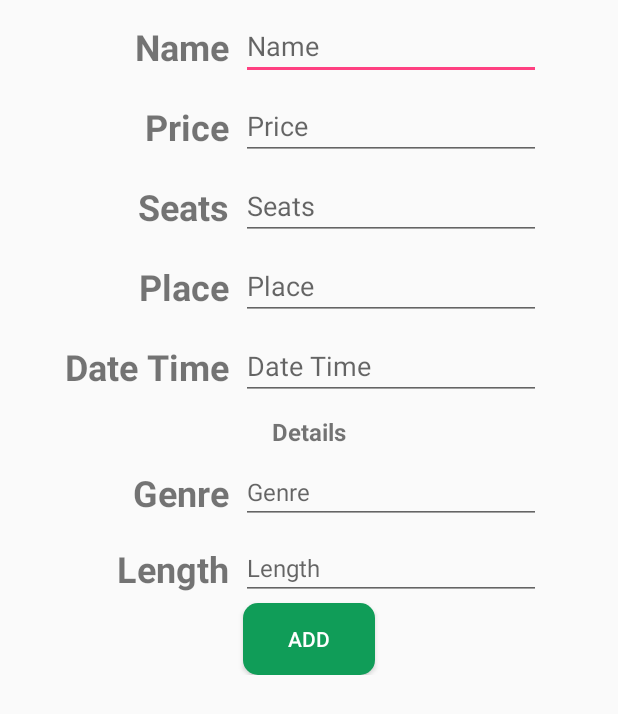
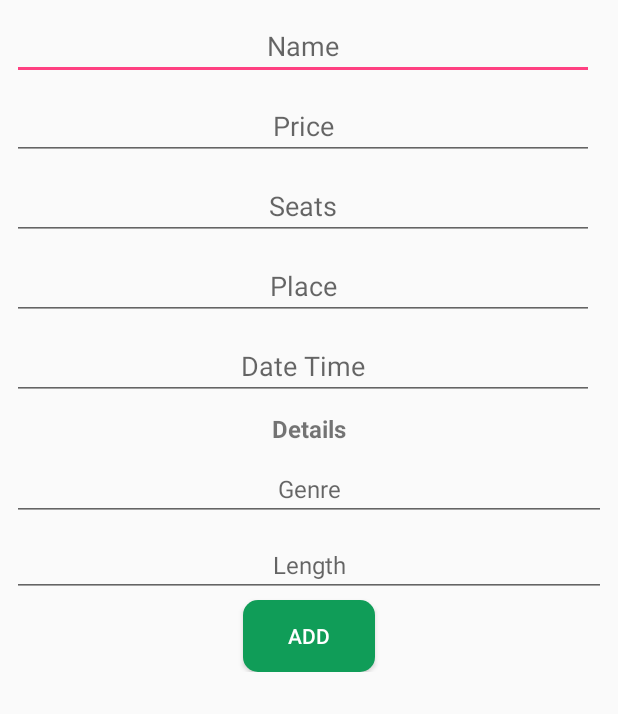
Before and after one commit to imhashir/tick-it-admin, an Android app: the layout fragment_ticket_movie.xml on its own in the app's theme, with its tools: preview values and no code run, on a phone screen of 412 x 824 dp. Shown: the top 714 px of the screen. Run offline under Robolectric (Android 15) with nearby library versions, the phone set to English and light mode, and no system bars.

Commit message:
[Admin] Changed input types and style

```diff
--- a/app/src/main/res/layout/fragment_ticket_all.xml
+++ b/app/src/main/res/layout/fragment_ticket_all.xml
@@ -2,82 +2,45 @@
 <android.support.constraint.ConstraintLayout
     xmlns:android="http://schemas.android.com/apk/res/android"
     xmlns:app="http://schemas.android.com/apk/res-auto"
-    android:layout_width="wrap_content"
+    android:layout_width="match_parent"
     android:layout_height="wrap_content"
     android:layout_gravity="center">
-
-    <TextView
-        android:id="@+id/id_text_name"
-        style="@style/TextStyle"
-        android:layout_height="wrap_content"
-        android:layout_width="wrap_content"
-        android:layout_marginBottom="8dp"
-        android:layout_marginEnd="8dp"
-        android:layout_marginTop="8dp"
-        android:text="Name"
-        app:layout_constraintBottom_toBottomOf="@+id/id_input_name"
-        app:layout_constraintEnd_toStartOf="@+id/id_input_name"
-        app:layout_constraintTop_toTopOf="@+id/id_input_name"
-        android:layout_marginRight="8dp"/>
-
     <EditText
         android:id="@+id/id_input_name"
         android:textAppearance="@style/TicketInputStyle"
         android:layout_height="wrap_content"
-        android:layout_width="200dp"
+        android:layout_width="match_parent"
         android:layout_marginEnd="8dp"
+        android:textAlignment="center"
         android:hint="Name"
         android:textSize="18dp"
+        android:inputType="text"
         app:layout_constraintEnd_toEndOf="parent"
-        android:layout_marginRight="8dp"/>
-
-    <TextView
-        android:id="@+id/id_text_price"
-        android:layout_width="wrap_content"
-        android:layout_height="wrap_content"
-        android:layout_marginBottom="8dp"
-        android:layout_marginEnd="8dp"
-        android:layout_marginTop="8dp"
-        style="@style/TextStyle"
-        android:text="Price"
-        app:layout_constraintBottom_toBottomOf="@+id/id_input_price"
-        app:layout_constraintEnd_toStartOf="@+id/id_input_price"
-        app:layout_constraintTop_toTopOf="@+id/id_input_price"
         android:layout_marginRight="8dp"/>
 
     <EditText
         android:id="@+id/id_input_price"
         style="@style/TicketInputStyle"
         android:layout_height="wrap_content"
-        android:layout_width="200dp"
+        android:layout_width="match_parent"
+        android:textAlignment="center"
         android:layout_marginEnd="8dp"
         android:layout_marginTop="8dp"
         android:hint="Price"
+        android:inputType="number"
         android:textSize="18dp"
         app:layout_constraintEnd_toEndOf="parent"
         app:layout_constraintTop_toBottomOf="@+id/id_input_name"
         android:layout_marginRight="8dp"/>
 
-    <TextView
-        android:id="@+id/id_text_seats"
-        android:layout_width="wrap_content"
-        android:layout_height="wrap_content"
-        android:layout_marginBottom="8dp"
-        android:layout_marginEnd="8dp"
-        android:layout_marginTop="8dp"
-        style="@style/TextStyle"
-        android:text="Seats"
-        app:layout_constraintBottom_toBottomOf="@+id/id_input_seats"
-        app:layout_constraintEnd_toStartOf="@+id/id_input_seats"
-        app:layout_constraintTop_toTopOf="@+id/id_input_seats"
-        android:layout_marginRight="8dp"/>
-
     <EditText
         android:id="@+id/id_input_seats"
         style="@style/TicketInputStyle"
-        android:layout_width="0dp"
+        android:layout_width="match_parent"
         android:layout_height="wrap_content"
+        android:inputType="number"
         android:layout_marginEnd="8dp"
+        android:textAlignment="center"
         android:layout_marginTop="8dp"
         android:hint="Seats"
         android:textSize="18dp"
@@ -85,40 +48,14 @@
         app:layout_constraintTop_toBottomOf="@+id/id_input_price"
         android:layout_marginRight="8dp"/>
 
-    <TextView
-        android:id="@+id/id_text_place"
-        android:layout_width="wrap_content"
-        android:layout_height="wrap_content"
-        android:layout_marginBottom="8dp"
-        android:layout_marginEnd="8dp"
-        android:layout_marginTop="8dp"
-        style="@style/TextStyle"
-        android:text="Place"
-        app:layout_constraintBottom_toBottomOf="@+id/id_input_place"
-        app:layout_constraintEnd_toStartOf="@+id/id_input_place"
-        app:layout_constraintTop_toTopOf="@+id/id_input_place"
-        android:layout_marginRight="8dp"/>
-
-    <TextView
-        android:id="@+id/id_text_date"
-        android:layout_width="wrap_content"
-        android:layout_height="wrap_content"
-        android:layout_marginBottom="8dp"
-        android:layout_marginEnd="8dp"
-        android:layout_marginTop="8dp"
-        style="@style/TextStyle"
-        android:text="Date Time"
-        app:layout_constraintBottom_toBottomOf="@+id/id_input_date"
-        app:layout_constraintEnd_toStartOf="@+id/id_input_date"
-        app:layout_constraintTop_toTopOf="@+id/id_input_date"
-        android:layout_marginRight="8dp"/>
-
     <EditText
         android:id="@+id/id_input_place"
         style="@style/TicketInputStyle"
-        android:layout_width="0dp"
+        android:layout_width="match_parent"
         android:layout_height="wrap_content"
         android:layout_marginEnd="8dp"
+        android:inputType="text"
+        android:textAlignment="center"
         android:layout_marginTop="8dp"
         android:hint="Place"
         android:textSize="18dp"
@@ -129,9 +66,11 @@
     <EditText
         android:id="@+id/id_input_date"
         style="@style/TicketInputStyle"
-        android:layout_width="0dp"
+        android:layout_width="match_parent"
         android:layout_height="wrap_content"
         android:layout_marginEnd="8dp"
+        android:inputType="text"
+        android:textAlignment="center"
         android:layout_marginTop="8dp"
         android:hint="Date Time"
         android:textSize="18dp"
--- a/app/src/main/res/layout/fragment_ticket_movie.xml
+++ b/app/src/main/res/layout/fragment_ticket_movie.xml
@@ -17,7 +17,7 @@
             <include
                 android:id="@+id/include"
                 layout="@layout/fragment_ticket_all"
-                android:layout_width="wrap_content"
+                android:layout_width="match_parent"
                 android:layout_height="wrap_content"
                 android:layout_marginEnd="8dp"
                 android:layout_marginStart="8dp"
@@ -41,57 +41,35 @@
                 app:layout_constraintStart_toStartOf="parent"
                 app:layout_constraintTop_toBottomOf="@id/include"/>
 
-            <TextView
-                android:id="@+id/id_text_genre"
-                style="@style/TextStyle"
-                android:layout_height="wrap_content"
-                android:layout_width="wrap_content"
-                android:layout_marginBottom="8dp"
-                android:layout_marginEnd="8dp"
-                android:layout_marginTop="8dp"
-                android:text="Genre"
-                app:layout_constraintBottom_toBottomOf="@+id/id_input_genre"
-                app:layout_constraintEnd_toStartOf="@+id/id_input_genre"
-                app:layout_constraintTop_toTopOf="@+id/id_input_genre"
-                android:layout_marginRight="8dp"/>
-
             <EditText
                 android:id="@+id/id_input_genre"
                 style="@style/TicketInputStyle"
+                android:layout_width="match_parent"
                 android:layout_height="wrap_content"
-                android:layout_width="200dp"
                 android:layout_marginEnd="8dp"
+                android:layout_marginStart="8dp"
                 android:layout_marginTop="8dp"
+                android:inputType="text"
                 android:hint="Genre"
+                android:textAlignment="center"
                 app:layout_constraintEnd_toEndOf="@+id/include"
-                app:layout_constraintTop_toBottomOf="@+id/id_head_details"
-                android:layout_marginRight="8dp"/>
-
-            <TextView
-                android:id="@+id/id_text_length"
-                android:layout_width="wrap_content"
-                android:layout_height="wrap_content"
-                android:layout_marginBottom="8dp"
-                android:layout_marginEnd="8dp"
-                android:layout_marginTop="8dp"
-                style="@style/TextStyle"
-                android:text="Length"
-                app:layout_constraintBottom_toBottomOf="@+id/id_input_length"
-                app:layout_constraintEnd_toStartOf="@+id/id_input_length"
-                app:layout_constraintTop_toTopOf="@+id/id_input_length"
-                android:layout_marginRight="8dp"/>
+                app:layout_constraintStart_toStartOf="parent"
+                app:layout_constraintTop_toBottomOf="@+id/id_head_details"/>
 
             <EditText
                 android:id="@+id/id_input_length"
                 style="@style/TicketInputStyle"
+                android:layout_width="match_parent"
                 android:layout_height="wrap_content"
-                android:layout_width="200dp"
                 android:layout_marginEnd="8dp"
+                android:layout_marginStart="8dp"
                 android:layout_marginTop="8dp"
                 android:hint="Length"
+                android:inputType="number"
+                android:textAlignment="center"
                 app:layout_constraintEnd_toEndOf="@+id/include"
-                app:layout_constraintTop_toBottomOf="@+id/id_input_genre"
-                android:layout_marginRight="8dp"/>
+                app:layout_constraintStart_toStartOf="parent"
+                app:layout_constraintTop_toBottomOf="@+id/id_input_genre"/>
 
             <Button
                 style="@style/ButtonStyleGreen"
```
Also changed, not shown: app/src/main/res/layout/fragment_ticket_show.xml (+6 -17 lines), app/src/main/res/layout/fragment_ticket_sports.xml (+13 -35 lines), app/src/main/res/layout/fragment_ticket_transport.xml (+20 -39 lines).
